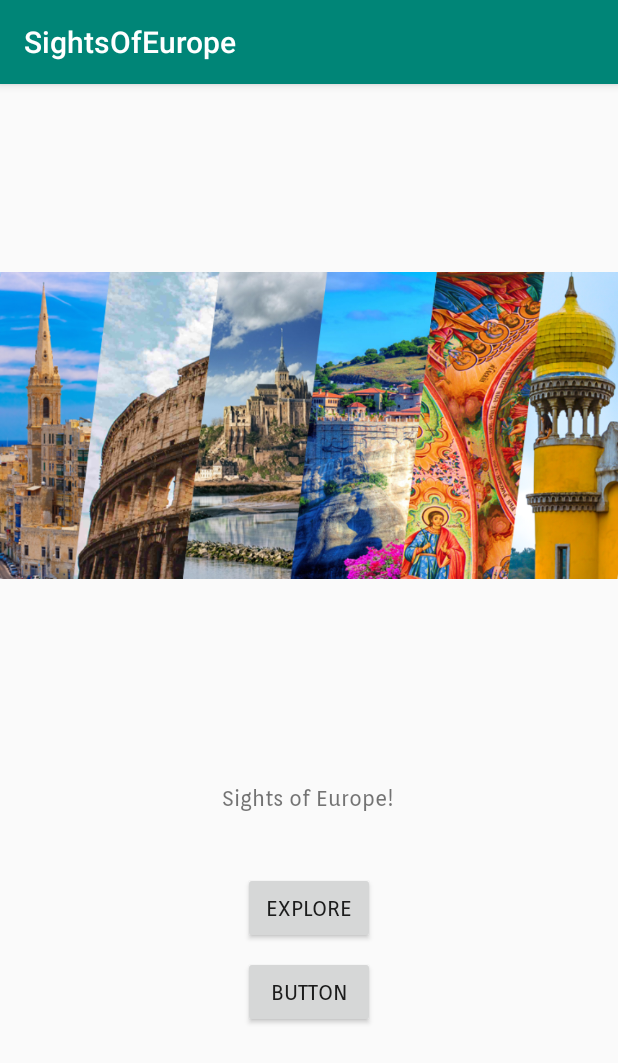
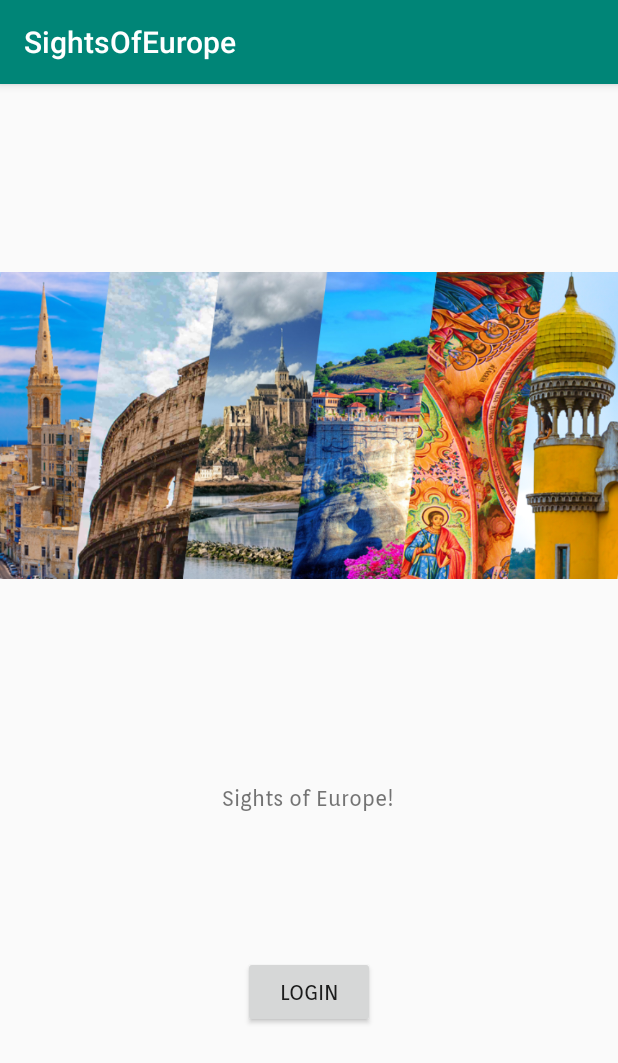
Before and after one commit to ALupic/Sights-App, an Android app: the screen it shows after launch (MainActivity), on a phone screen of 412 x 824 dp. Shown: the top 1063 px of the screen. Run offline under Robolectric (Android 15) with nearby library versions, the phone set to English and light mode, and no system bars.

Commit message:
Logout & Session Management

```diff
--- a/app/src/main/java/com/example/sightsofeurope/DatabaseHelper.java
+++ b/app/src/main/java/com/example/sightsofeurope/DatabaseHelper.java
@@ -9,7 +9,7 @@ import android.database.sqlite.SQLiteOpenHelper;
 public class DatabaseHelper extends SQLiteOpenHelper {
     public static final String DATABASE_NAME = "register.db";
     public static final String TABLE_NAME = "registeruser";
-    public static final String COL_1 = "ID";
+    //public static final String COL_1 = "ID";
     public static final String COL_2 = "username";
     public static final String COL_3 = "password";
 
@@ -19,7 +19,7 @@ public class DatabaseHelper extends SQLiteOpenHelper {
 
     @Override
     public void onCreate(SQLiteDatabase db) {
-        db.execSQL("CREATE TABLE registeruser (ID INTEGER PRIMARY KEY AUTOINCREMENT, username TEXT, password TEXT)");
+        db.execSQL("CREATE TABLE registeruser (username TEXT PRIMARY KEY, password TEXT)");
     }
 
     @Override
@@ -39,7 +39,7 @@ public class DatabaseHelper extends SQLiteOpenHelper {
     }
 
     public boolean checkUser(String username, String password){
-        String[] columns = { COL_1 };
+        String[] columns = { COL_2 };
         SQLiteDatabase db = getReadableDatabase();
         String selection = COL_2 + "=?" + " and " + COL_3 + "=?";
         String[] selectionArgs = { username, password };
--- a/app/src/main/java/com/example/sightsofeurope/MainActivity.java
+++ b/app/src/main/java/com/example/sightsofeurope/MainActivity.java
@@ -1,6 +1,8 @@
 package com.example.sightsofeurope;
 
+import android.content.Context;
 import android.content.Intent;
+import android.content.SharedPreferences;
 import android.content.res.Resources;
 import android.graphics.Typeface;
 import android.support.v7.app.AppCompatActivity;
@@ -12,10 +14,16 @@ import android.widget.TextView;
 
 public class MainActivity extends AppCompatActivity {
 
+    public static final String MyPREFERENCES = "MyPrefs";
+    SharedPreferences sharedPreferences;
+
     @Override
     protected void onCreate(Bundle savedInstanceState) {
         super.onCreate(savedInstanceState);
         setContentView(R.layout.activity_main);
+
+        // Preferences setup for session purposes
+        sharedPreferences = getSharedPreferences(MyPREFERENCES, Context.MODE_PRIVATE);
 
         // Sets the font
         TextView firstTextView = findViewById(R.id.firstTextView);
@@ -29,6 +37,10 @@ public class MainActivity extends AppCompatActivity {
         Button loginButton = findViewById(R.id.loginButton);
         Typeface tfLoginButton = Typeface.createFromAsset(getAssets(), "fonts/Orienta-Regular.ttf");
         loginButton.setTypeface(tfLoginButton);
+
+        TextView logoutTextView = findViewById(R.id.logoutTextView);
+        Typeface tfLogoutTextView = Typeface.createFromAsset(getAssets(), "fonts/Orienta-Regular.ttf");
+        logoutTextView.setTypeface(tfLogoutTextView);
 
         // Listener for the Explore button
         startButton.setOnClickListener(new View.OnClickListener(){
@@ -49,5 +61,31 @@ public class MainActivity extends AppCompatActivity {
                 startActivity(loginIntent);
             }
         });
+
+        // Listener for the Logout text
+        logoutTextView.setOnClickListener(new View.OnClickListener(){
+
+            @Override
+            public void onClick(View view){
+                SharedPreferences.Editor editor = sharedPreferences.edit();
+                editor.clear();
+                editor.commit();
+
+                Intent registerIntent = new Intent(MainActivity.this, MainActivity.class);
+                startActivity(registerIntent);
+            }
+        });
+
+        // SHARED PREFERENCES - LOGIN TEST
+        if(sharedPreferences.getString("username","").equals("")){ //IF THERE IS NO SESSION
+            loginButton.setVisibility(View.VISIBLE);
+            logoutTextView.setVisibility(View.INVISIBLE);
+            startButton.setVisibility(View.INVISIBLE);
+        }
+        else{
+            loginButton.setVisibility(View.INVISIBLE);
+            logoutTextView.setVisibility(View.VISIBLE);
+            startButton.setVisibility(View.VISIBLE);
+        }
     }
 }
--- a/app/src/main/res/layout/activity_main.xml
+++ b/app/src/main/res/layout/activity_main.xml
@@ -60,7 +60,21 @@
         android:layout_marginTop="8dp"
         android:layout_marginEnd="8dp"
         android:layout_marginRight="8dp"
-        android:text="Button"
+        android:text="Login"
+        app:layout_constraintEnd_toEndOf="parent"
+        app:layout_constraintStart_toStartOf="parent"
+        app:layout_constraintTop_toBottomOf="@+id/startButton" />
+
+    <TextView
+        android:id="@+id/logoutTextView"
+        android:layout_width="wrap_content"
+        android:layout_height="wrap_content"
+        android:layout_marginStart="8dp"
+        android:layout_marginLeft="8dp"
+        android:layout_marginTop="8dp"
+        android:layout_marginEnd="8dp"
+        android:layout_marginRight="8dp"
+        android:text="Logout"
         app:layout_constraintEnd_toEndOf="parent"
         app:layout_constraintStart_toStartOf="parent"
         app:layout_constraintTop_toBottomOf="@+id/startButton" />
```
Also changed, not shown: app/src/main/java/com/example/sightsofeurope/LoginActivity.java (+13 -0 lines).
